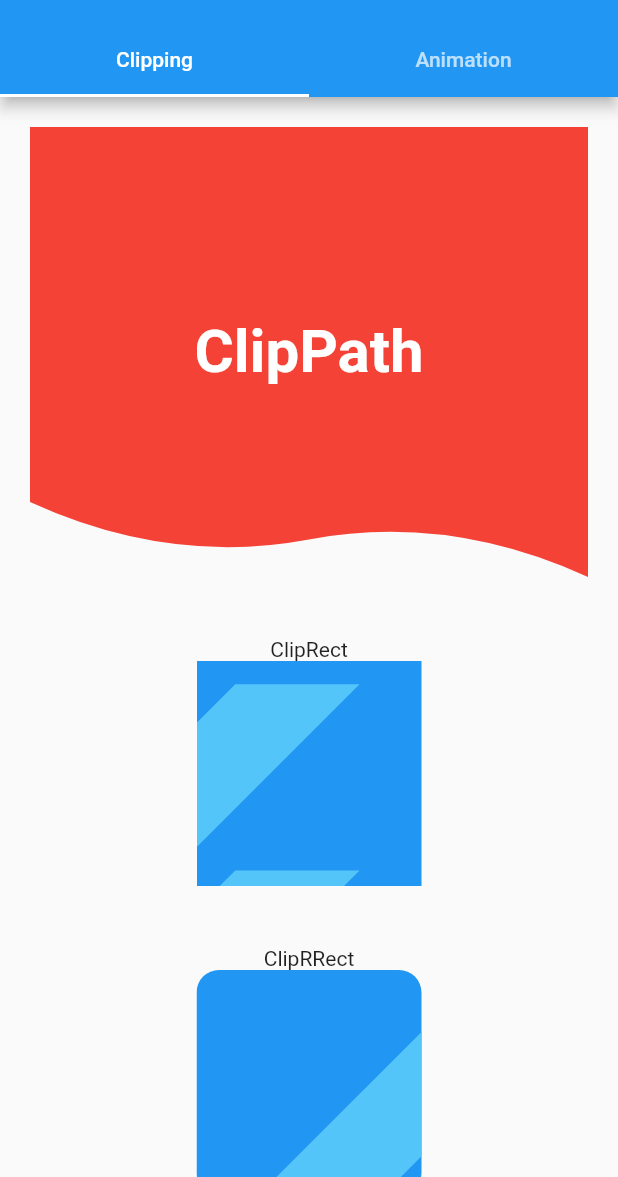
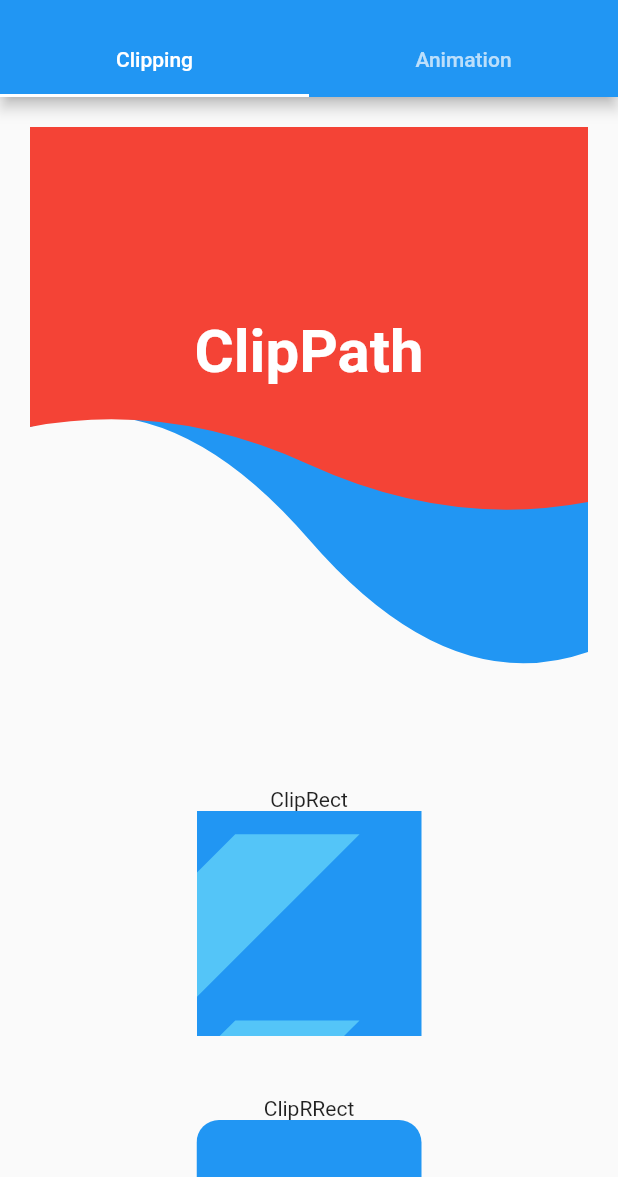
Before and after one commit to devmoonho/flutter_design, a Flutter app: the screen it shows after launch, on a phone screen of 412 x 824 dp, the part 59-1236 px from its top. Run offline on Flutter 3.47's test engine with Material 2 defaults, Android fonts, the phone set to English and light mode, and no system bars.

Commit message:
add stack two clippath

```diff
--- a/lib/pages/widgets/clipping/myclippath.dart
+++ b/lib/pages/widgets/clipping/myclippath.dart
@@ -8,8 +8,19 @@ class MyClipPath extends StatefulWidget {
 class _MyClipPathState extends State<MyClipPath> {
   @override
   Widget build(BuildContext context) {
-    return ClipPath(
-      clipper: MyClipper(),
+    return Stack(
+      children: [
+        ClipPath(
+          clipper: MyClipper1(),
+          child: Container(
+            height: 400,
+            decoration: BoxDecoration(
+              color: Colors.blue,
+            ),
+          ),
+        ),
+        ClipPath(
+          clipper: MyClipper2(),
           child: Container(
             height: 300,
             decoration: BoxDecoration(
@@ -26,19 +37,41 @@ class _MyClipPathState extends State<MyClipPath> {
               ),
             ),
           ),
+        ),
+      ],
     );
   }
 }
 
-class MyClipper extends CustomClipper<Path> {
+class MyClipper1 extends CustomClipper<Path> {
+  @override
+  Path getClip(Size size) {
+    Path path = new Path();
+    BaseLine bl = BaseLine(sx: 0.0, sy: size.height - 200, ex: size.width, ey: size.height - 50);
+
+    path.lineTo(0, size.height - 200);
+    path.quadraticBezierTo(size.width / 4, bl.getY(size.width / 4) - 70, size.width / 2, bl.getY(size.width / 2));
+    path.quadraticBezierTo(size.width * 3 / 4, bl.getY(size.width * 3 / 4) + 70, size.width, size.height - 50);
+    path.lineTo(size.width, 0);
+    path.close();
+    return path;
+  }
+
+  @override
+  bool shouldReclip(covariant CustomClipper<Path> oldClipper) {
+    return true;
+  }
+}
+
+class MyClipper2 extends CustomClipper<Path> {
   @override
   Path getClip(Size size) {
     var path = new Path();
-    path.lineTo(0, size.height - 50);
+    BaseLine bl = BaseLine(sx: 0.0, sy: size.height - 100, ex: size.width, ey: size.height - 50);
 
-    BaseLine bl = BaseLine(sx: 0.0, sy: size.height - 50, ex: size.width, ey: size.height);
-    path.quadraticBezierTo(size.width / 4, bl.getY(size.width / 4) + 30, size.width / 2, bl.getY(size.width / 2));
-    path.quadraticBezierTo(size.width * 3 / 4, bl.getY(size.width * 3 / 4) - 30, size.width, size.height);
+    path.lineTo(0, size.height - 100);
+    path.quadraticBezierTo(size.width / 4, bl.getY(size.width / 4) - 30, size.width / 2, bl.getY(size.width / 2));
+    path.quadraticBezierTo(size.width * 3 / 4, bl.getY(size.width * 3 / 4) + 30, size.width, size.height - 50);
     path.lineTo(size.width, 0);
     path.close();
     return path;
```
Lines whose indentation alone changed are shown as unchanged.
